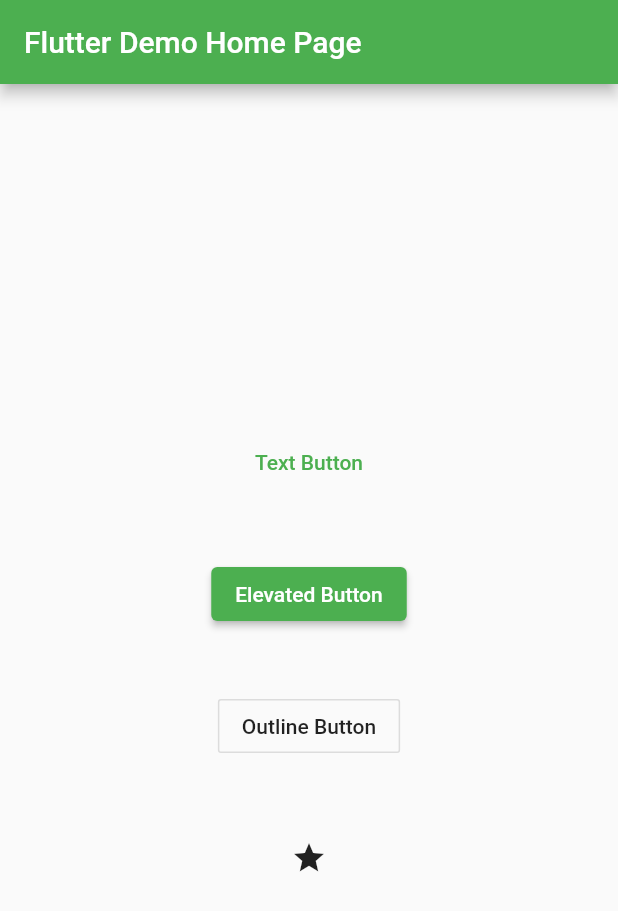
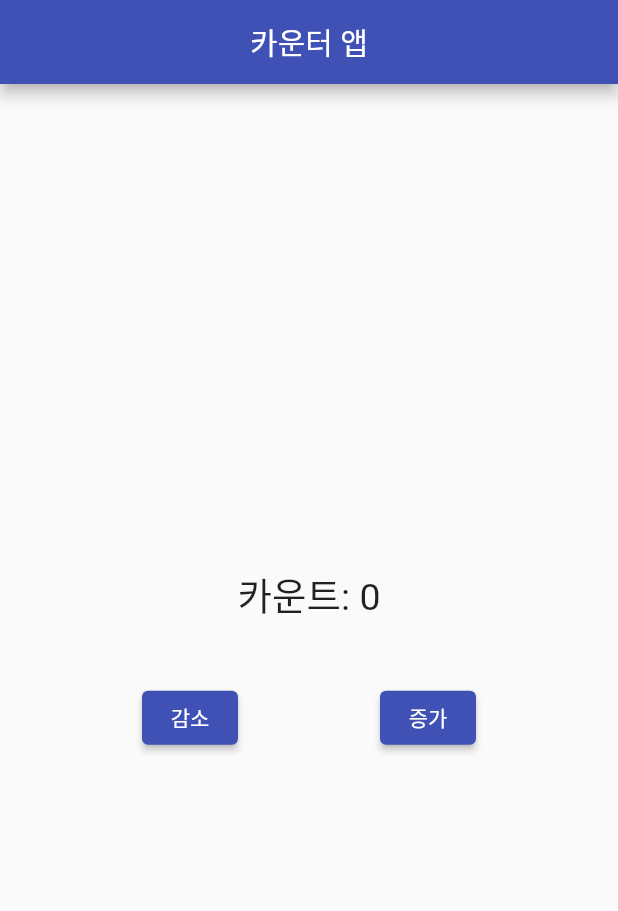
Before and after one commit to this-is-yello/flutter_application_1, a Flutter app: the screen it shows after launch, on a phone screen of 412 x 824 dp. Shown: the top 911 px of the screen. Run offline on Flutter 3.47's test engine with Material 2 defaults, Android fonts, the phone set to English and light mode, and no system bars; missing offline and left inert: dart:html; project files that could hold a hidden picture were left out.

Commit message:
221012 in company

```diff
--- a/lib/main.dart
+++ b/lib/main.dart
@@ -1,4 +1,6 @@
 import 'package:flutter/material.dart';
+import 'package:flutter_application_1/screens/first_screen.dart';
+import 'package:flutter_application_1/screens/second_screen.dart';
 
 void main() {
   runApp(const MyApp());
@@ -13,9 +15,9 @@ class MyApp extends StatelessWidget {
     return MaterialApp(
       title: 'Flutter Demo',
       theme: ThemeData(
-        primarySwatch: Colors.green,
+        primarySwatch: Colors.indigo,
       ),
-      home: MyHomePage(title: 'Flutter Demo Home Page'),
+      home: FirstScreen(),
     );
   }
 }
@@ -30,6 +32,7 @@ class MyHomePage extends StatelessWidget {
 
   @override
   Widget build(BuildContext context) {
+
     //ListView
     // for (var i = 0; i<50; i++) {
     //   myChildren.add(Text('ListView Scroll!', style: TextStyle(fontSize: 25)));
@@ -41,7 +44,9 @@ class MyHomePage extends StatelessWidget {
           this.title,
         ),
       ),
-      body: Center(
+      body:
+
+      Center(
         child: Column(
           mainAxisAlignment: MainAxisAlignment.center,
           children: [
@@ -49,7 +54,7 @@ class MyHomePage extends StatelessWidget {
             Padding(padding: EdgeInsets.all(20)),
             ElevatedButton(onPressed: () {}, child: Text('Elevated Button')),
             Padding(padding: EdgeInsets.all(20)),
-            OutlineButton(onPressed: () {}, child: Text('Outline Button')),
+            OutlinedButton(onPressed: () {}, child: Text('Outline Button')),
             Padding(padding: EdgeInsets.all(20)),
             IconButton(onPressed: () {}, icon: Icon(Icons.star)),
           ],
--- /dev/null
+++ b/lib/screens/first_screen.dart
@@ -0,0 +1,83 @@
+import 'dart:html';
+
+import 'package:flutter/material.dart';
+
+class FirstScreen extends StatefulWidget {
+  _FirstScreenState createState() => _FirstScreenState();
+}
+
+class _FirstScreenState extends State<FirstScreen> {
+  int count = 0;
+
+  void increase() {
+    setState(() {
+      count = count + 1;
+    });
+  }
+
+  void decrease() {
+    setState(() {
+      count = count - 1;
+    });
+  }
+
+  @override
+  Widget build(BuildContext context) {
+    return Scaffold(
+      appBar: AppBar(
+        title: Center(
+          child: Text('카운터 앱'),
+        ),
+
+      ),
+      body: Center(
+        child: Column(
+          mainAxisAlignment: MainAxisAlignment.center,
+          children: [
+
+            Text('카운트: $count', style: TextStyle(fontSize: 25)),
+            Padding(padding: EdgeInsets.all(20)),
+            Row(
+              mainAxisAlignment: MainAxisAlignment.spaceEvenly,
+              children: [
+                ElevatedButton(onPressed: decrease, child: Text('감소')),
+                ElevatedButton(onPressed: increase, child: Text('증가')),
+              ],
+            )
+          ],
+        ),
+      ),
+    );
+  }
+}
+
+
+// import 'package:flutter_application_1/screens/second_screen.dart';
+
+// class FirstScreen extends StatelessWidget {
+//   @override
+//   Widget build(BuildContext context) {
+//     return Scaffold(
+//       appBar: AppBar(),
+//       body: Center(
+//         child: Column(
+//           mainAxisAlignment: MainAxisAlignment.center,
+//           children: [
+//             Text('This is First Screen'),
+//             ElevatedButton(onPressed: () {
+//               Navigator.of(context).push(
+//                 MaterialPageRoute(
+//                   builder: (BuildContext context) => SecondScreen(
+//                     screenData: 'Data from FirstScreen',
+//                   ),
+//                 ),
+//               );
+//             },
+//               child: Text('Go to Second Screen'),
+//             )
+//           ],
+//         ),
+//       ),
+//     );
+//   }
+// }
```
Also changed, not shown: lib/screens/second_screen.dart (added, +27 -0 lines), pubspec.lock.
